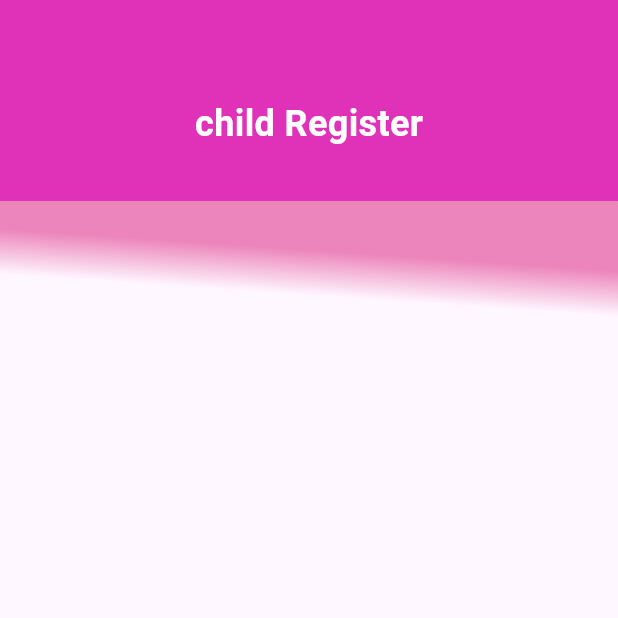
After one commit to Nipuni102/BabyChart-Frontend, a Flutter app: the SelectChild screen opened by its route, after a tap on "Add Child", on a phone screen of 412 x 824 dp, the top half of it. The commit adds this screen. Run offline on Flutter 3.47's test engine with Material 3 defaults, Android fonts, the light colour scheme and no system bars; our stand-ins replace fl_chart, outline_gradient_button.

Commit message:
create child register page

```diff
--- /dev/null
+++ b/babychart/lib/childRegister.dart
@@ -0,0 +1,66 @@
+import 'package:babychart/theme/app_decorations.dart';
+import 'package:babychart/theme/custom_text_style.dart';
+import 'package:babychart/theme/theme_helper.dart';
+import 'package:flutter/material.dart';
+
+class ChildRegister extends StatelessWidget {
+  const ChildRegister({Key? key})
+      : super(
+          key: key,
+        );
+
+  @override
+  Widget build(BuildContext context) {
+    return SafeArea(
+      child: Scaffold(
+        body: SingleChildScrollView(
+          child: SizedBox(
+            width: double.maxFinite,
+            child: Column(
+              children: [
+                _buildRegisterSelection(context),
+                Container(
+                  width: double.infinity,
+                  padding: EdgeInsets.symmetric(
+                    horizontal: 29,
+                    vertical: 50,
+                  ),
+                  decoration: AppDecoration.gradientPurpleToPurple,
+                  child: Column(
+                    children: [
+
+                    ],
+                  ),
+                )
+              ],
+            ),
+          ),
+        ),
+      ),
+    );
+  }
+
+  Widget _buildRegisterSelection(BuildContext context) {
+    return Container(
+      width: double.infinity,
+      padding: EdgeInsets.symmetric(
+        vertical: 34.5,
+        horizontal: 40.0,
+      ),
+      color: Color(0xFFDF32B9),
+      child: Column(
+        children: [
+          SizedBox(height: 31),
+          Text(
+            "child Register",
+            style: TextStyle(
+              color: Color(0xFFFFFFFF),
+              fontSize: 24.0,
+              fontWeight: FontWeight.bold,
+            ),
+          )
+        ],
+      ),
+    );
+  }
+}
--- a/babychart/lib/main.dart
+++ b/babychart/lib/main.dart
@@ -1,3 +1,4 @@
+import 'package:babychart/childRegister.dart';
 import 'package:babychart/kidsSelecting.dart';
 import 'package:babychart/responsiveNavBarPage.dart';
 import 'package:babychart/selectChild.dart';
@@ -45,6 +46,7 @@ class MyApp extends StatelessWidget {
         '/midSignUp': (context) => MidSignUpPage(),
         '/kidsSelecting': (context) => KidsSelecting(),
         '/chart': (context) => Chart(),
+        '/childRegister': (context) => ChildRegister(),
       },
     );
   }
--- a/babychart/lib/selectChild.dart
+++ b/babychart/lib/selectChild.dart
@@ -102,7 +102,11 @@ class SelectChild extends StatelessWidget {
   /// Section Widget
 
   Widget _buildAddChildSection(BuildContext context) {
-    return Container(
+    return GestureDetector(
+      onTap: () {
+        onTapAddChildSection(context);
+      },
+      child: Container(
         padding: EdgeInsets.symmetric(
           horizontal: 103,
           vertical: 14,
@@ -122,6 +126,7 @@ class SelectChild extends StatelessWidget {
             )
           ],
         ),
+      ),
     );
   }
 
@@ -130,4 +135,9 @@ class SelectChild extends StatelessWidget {
   onTapProfileSection(BuildContext context) {
     Navigator.pushNamed(context, '/nav');
   }
+
+  onTapAddChildSection(BuildContext context) {
+    Navigator.pushNamed(context, '/childRegister');
   }
+
+}
--- a/babychart/lib/signInPage.dart
+++ b/babychart/lib/signInPage.dart
@@ -357,7 +357,7 @@ class SignInPage extends StatelessWidget {
           passwordController.text,
         );
 
-        Navigator.pushNamed(context, '/selectingPage');
+        Navigator.pushNamed(context, '/selectChild');
         print('Login Successful: ${response['message']}');
       } catch (e) {
         // Handle error (e.g., show error message)
```
Lines whose indentation alone changed are shown as unchanged.
